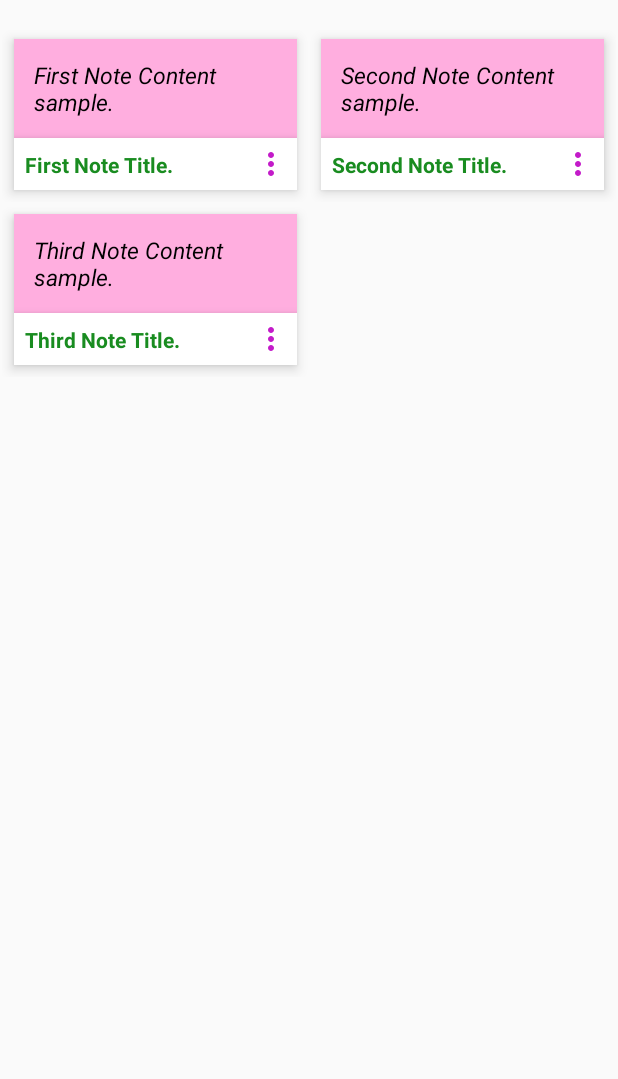
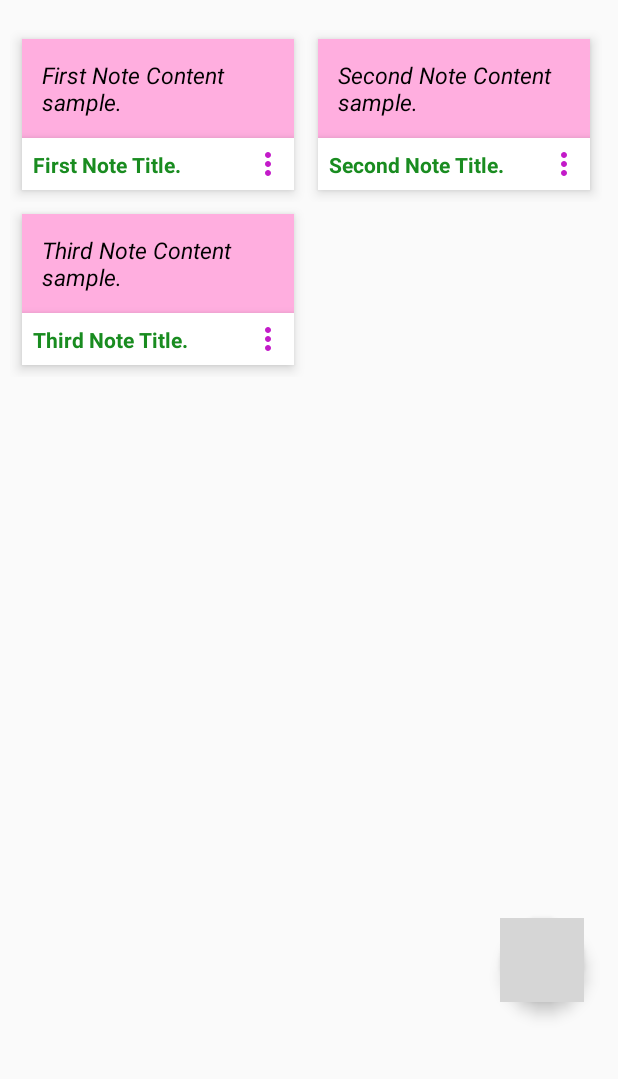
Before and after one commit to jubayer282/FireNotes, an Android app: the screen it shows after launch (MainActivity), on a phone screen of 412 x 824 dp, the part 110-1189 px from its top. Run offline under Robolectric (Android 15) with nearby library versions, the phone set to English and light mode, and no system bars; our stand-ins replace Firebase (no records; nobody signed in at launch, a user with empty details on screens opened directly); grey boxes are pictures that could not be loaded.

Commit message:
Solving the errors

```diff
--- a/app/build.gradle
+++ b/app/build.gradle
@@ -41,7 +41,10 @@ dependencies {
     implementation 'com.google.firebase:firebase-auth:22.0.0'
     implementation 'com.google.firebase:firebase-firestore:24.6.1'
     implementation 'com.firebaseui:firebase-ui-database:6.0.2'
+    implementation 'com.google.firebase:firebase-storage-ktx:20.2.0'
     testImplementation 'junit:junit:4.13.2'
     androidTestImplementation 'androidx.test.ext:junit:1.1.5'
     androidTestImplementation 'androidx.test.espresso:espresso-core:3.5.1'
+    implementation 'com.google.firebase:firebase-core:21.1.1'
+    //implementation 'come.firebase:firebase-ui-firebase:4.1.0'
 }
--- a/app/src/main/java/com/jubayer/firebasenotes/MainActivity.java
+++ b/app/src/main/java/com/jubayer/firebasenotes/MainActivity.java
@@ -14,9 +14,13 @@ import android.os.Bundle;
 import android.view.Menu;
 import android.view.MenuInflater;
 import android.view.MenuItem;
+import android.view.View;
 import android.widget.Toast;
 
+import com.google.android.material.floatingactionbutton.FloatingActionButton;
 import com.google.android.material.navigation.NavigationView;
+import com.google.firebase.firestore.FirebaseFirestore;
+import com.google.firebase.firestore.Query;
 
 import java.util.ArrayList;
 import java.util.List;
@@ -28,6 +32,7 @@ public class MainActivity extends AppCompatActivity implements NavigationView.On
     NavigationView nav_view;
     RecyclerView noteLists;
     Adapter adapter;
+    FirebaseFirestore fStore;
 
     @Override
     protected void onCreate(Bundle savedInstanceState) {
@@ -35,8 +40,14 @@ public class MainActivity extends AppCompatActivity implements NavigationView.On
         setContentView(R.layout.activity_main);
         Toolbar toolbar = findViewById(R.id.toolbar);
         setSupportActionBar(toolbar);
+
+        fStore = FirebaseFirestore.getInstance();
+
+        Query query = fStore.collection("notes").orderBy("title", Query.Direction.DESCENDING);
+
+        //FirestoreRecyclerOption
+
         noteLists = findViewById(R.id.notelist);
-
         drawerLayout = findViewById(R.id.drawer);
         nav_view = findViewById(R.id.nav_view);
         nav_view.setNavigationItemSelectedListener(this);
@@ -61,6 +72,14 @@ public class MainActivity extends AppCompatActivity implements NavigationView.On
         adapter = new Adapter(titles,content);
         noteLists.setLayoutManager(new StaggeredGridLayoutManager(2,StaggeredGridLayoutManager.VERTICAL));
         noteLists.setAdapter(adapter);
+
+        FloatingActionButton fab = findViewById(R.id.addNoteFloat);
+        fab.setOnClickListener(new View.OnClickListener() {
+            @Override
+            public void onClick(View view) {
+                startActivity(new Intent(view.getContext(),AddNote.class));
+            }
+        });
 
     }
 
--- /dev/null
+++ b/app/src/main/java/com/jubayer/firebasenotes/Note.java
@@ -0,0 +1,4 @@
+package com.jubayer.firebasenotes;
+
+public class Note {
+}
--- a/app/src/main/res/drawable/baseline_add_24.xml
+++ b/app/src/main/res/drawable/baseline_close_24.xml
@@ -1,5 +1,5 @@
-<vector android:height="24dp" android:tint="#C31BC9"
+<vector android:height="24dp" android:tint="#FFFFFF"
     android:viewportHeight="24" android:viewportWidth="24"
     android:width="24dp" xmlns:android="http://schemas.android.com/apk/res/android">
-    <path android:fillColor="@android:color/white" android:pathData="M19,13h-6v6h-2v-6H5v-2h6V5h2v6h6v2z"/>
+    <path android:fillColor="@android:color/white" android:pathData="M19,6.41L17.59,5 12,10.59 6.41,5 5,6.41 10.59,12 5,17.59 6.41,19 12,13.41 17.59,19 19,17.59 13.41,12z"/>
 </vector>
--- a/app/src/main/res/layout/content_main.xml
+++ b/app/src/main/res/layout/content_main.xml
@@ -20,11 +20,28 @@
 
     <androidx.recyclerview.widget.RecyclerView
         android:id="@+id/notelist"
-        android:layout_width="409dp"
+        android:layout_width="395dp"
         android:layout_height="665dp"
+        android:layout_marginRight="4dp"
         app:layout_constraintBottom_toBottomOf="parent"
         app:layout_constraintEnd_toEndOf="parent"
         app:layout_constraintStart_toStartOf="parent"
         app:layout_constraintTop_toBottomOf="@+id/toolbar" />
 
+    <com.google.android.material.floatingactionbutton.FloatingActionButton
+        android:id="@+id/addNoteFloat"
+        android:layout_width="wrap_content"
+        android:layout_height="wrap_content"
+        android:layout_margin="16dp"
+        android:src="@drawable/baseline_add_24"
+        app:backgroundTint="@color/colorPrimary"
+        app:layout_constraintBottom_toBottomOf="parent"
+        app:layout_constraintEnd_toEndOf="parent"
+        app:layout_constraintHorizontal_bias="0.98"
+        app:layout_constraintStart_toStartOf="parent"
+        app:layout_constraintTop_toTopOf="parent"
+        app:layout_constraintVertical_bias="0.976"
+        app:maxImageSize="30dp"
+        />
+
 </androidx.constraintlayout.widget.ConstraintLayout>
```
Also changed, not shown: app/src/main/java/com/jubayer/firebasenotes/AddNote.java (+19 -1 lines), app/src/main/res/menu/close_menu.xml (added, +11 -0 lines).
